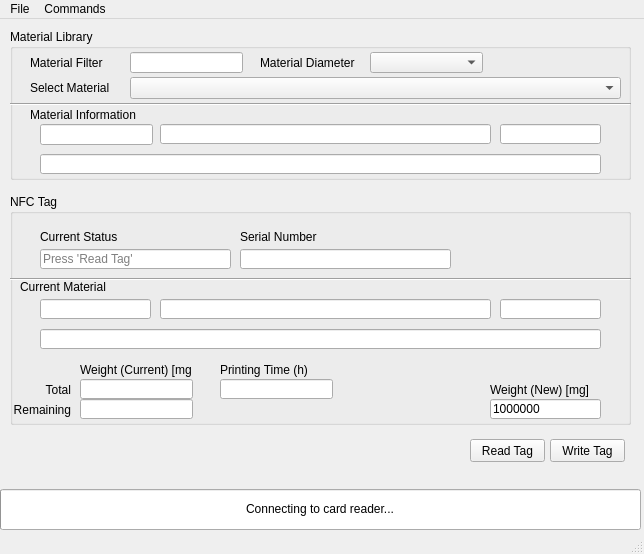
DA-Osborne/Spool-Maker, file gui.ui: the form before one commit.
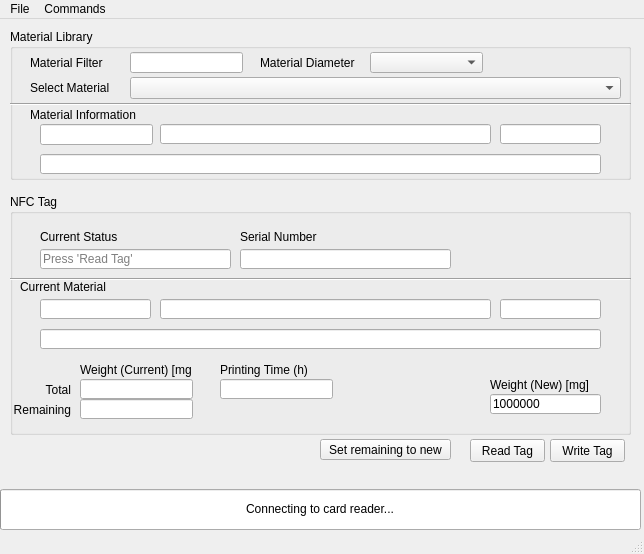
The form after the commit.

Commit message: Fix behaviours around remaining weight and add regex to the filter field.

Diff of the .ui file:
```diff
--- a/gui.ui
+++ b/gui.ui
@@ -180,7 +180,7 @@
       <x>10</x>
       <y>175</y>
       <width>621</width>
-      <height>231</height>
+      <height>241</height>
      </rect>
     </property>
     <property name="title">
@@ -375,7 +375,7 @@
      <property name="geometry">
       <rect>
        <x>480</x>
-       <y>205</y>
+       <y>200</y>
        <width>111</width>
        <height>20</height>
       </rect>
@@ -417,7 +417,7 @@
      <property name="geometry">
       <rect>
        <x>480</x>
-       <y>185</y>
+       <y>180</y>
        <width>111</width>
        <height>21</height>
       </rect>
@@ -550,6 +550,19 @@
      <bool>true</bool>
     </property>
    </widget>
+   <widget class="QPushButton" name="btn_reset_remain">
+    <property name="geometry">
+     <rect>
+      <x>320</x>
+      <y>420</y>
+      <width>131</width>
+      <height>21</height>
+     </rect>
+    </property>
+    <property name="text">
+     <string>Set remaining to new</string>
+    </property>
+   </widget>
   </widget>
   <widget class="QMenuBar" name="menubar">
    <property name="geometry">
```
Left out of the diff: 3 changed lines with no effect on the pictures. The commit also changes 2 other files.
